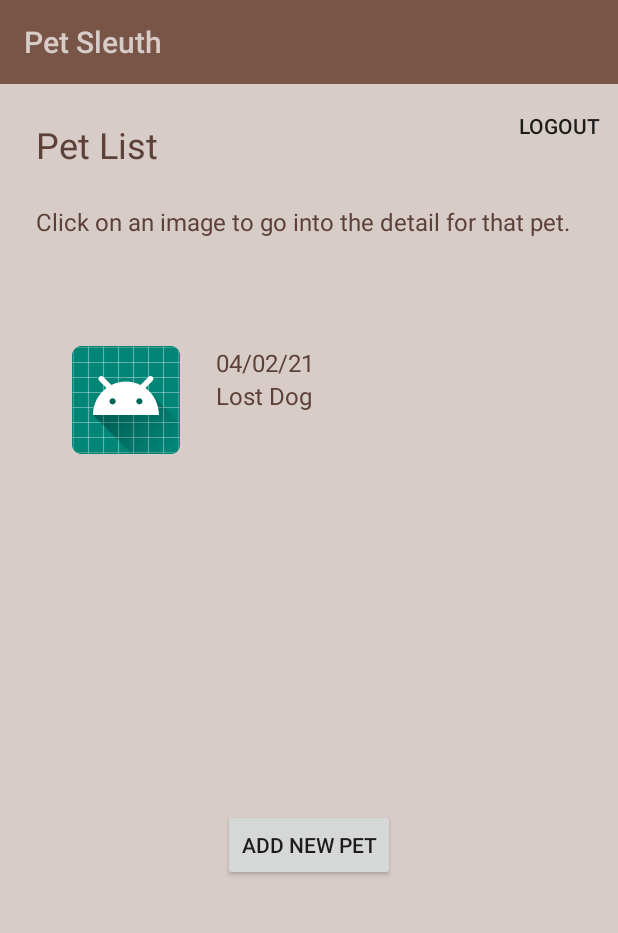
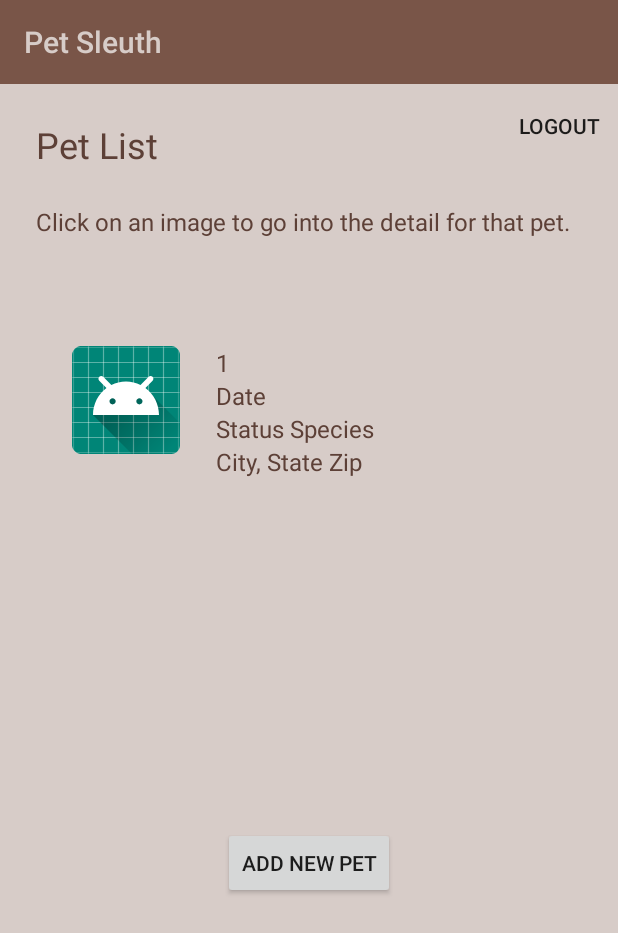
Before and after one commit to SharonGriffith/PetSleuth, an Android app: the InstructionsFragment screen opened through its navigation route, after a tap on "PET LIST", on a phone screen of 412 x 824 dp. Shown: the top 933 px of the screen. Run offline under Robolectric (Android 15) with nearby library versions, the phone set to English and light mode, and no system bars; our stand-ins replace Timber, data binding.

Commit message:
recyclerview

```diff
--- a/app/build.gradle
+++ b/app/build.gradle
@@ -42,6 +42,8 @@ dependencies {
     implementation 'androidx.constraintlayout:constraintlayout:2.0.0-rc1'
     implementation 'androidx.lifecycle:lifecycle-extensions:2.2.0'
     implementation 'com.jakewharton.timber:timber:4.7.1'
+    implementation 'androidx.legacy:legacy-support-v4:1.0.0'
+    implementation 'androidx.recyclerview:recyclerview:1.1.0'
     testImplementation 'junit:junit:4.12'
     androidTestImplementation 'androidx.test.ext:junit:1.1.1'
     androidTestImplementation 'androidx.test.espresso:espresso-core:3.2.0'
--- a/app/src/main/java/com/sharonahamon/petsleuth/ListFragment.kt
+++ b/app/src/main/java/com/sharonahamon/petsleuth/ListFragment.kt
@@ -11,6 +11,9 @@ import androidx.fragment.app.Fragment
 import androidx.lifecycle.ViewModelProvider
 import androidx.navigation.Navigation
 import androidx.navigation.findNavController
+import androidx.recyclerview.widget.GridLayoutManager
+import androidx.recyclerview.widget.LinearLayoutManager
+import androidx.recyclerview.widget.RecyclerView
 import com.sharonahamon.petsleuth.databinding.ListFragmentBinding
 import timber.log.Timber
 
--- a/app/src/main/java/com/sharonahamon/petsleuth/PetSleuthViewModel.kt
+++ b/app/src/main/java/com/sharonahamon/petsleuth/PetSleuthViewModel.kt
@@ -19,7 +19,7 @@ class PetSleuthViewModel : ViewModel() {
             _pet = value as MutableLiveData<Pet>
         }
 
-    var petList: MutableList<LiveData<Pet>>? = mutableListOf()
+    var petList: MutableList<LiveData<Pet>> = mutableListOf()
 
     init {
         Timber.i("ViewModel created")
@@ -241,9 +241,6 @@ class PetSleuthViewModel : ViewModel() {
         pet.value?.petLastSeenLocation?.value?.state ?: MutableLiveData("")
         pet.value?.petLastSeenLocation?.value?.zip ?: MutableLiveData("")
 
-        // clear the dummy data out of the view model
-        petList = null
-
         Timber.i("called ViewModel logout()")
     }
 }
--- a/app/src/main/java/com/sharonahamon/petsleuth/ScrollingListFragment.kt
+++ b/app/src/main/java/com/sharonahamon/petsleuth/ScrollingListFragment.kt
@@ -6,23 +6,20 @@ import android.util.AttributeSet
 import android.view.LayoutInflater
 import android.view.View
 import android.view.ViewGroup
-import androidx.databinding.DataBindingUtil
 import androidx.fragment.app.Fragment
 import androidx.lifecycle.ViewModelProvider
-import androidx.navigation.Navigation
-import com.sharonahamon.petsleuth.databinding.ScrollingListFragmentBinding
+import androidx.recyclerview.widget.LinearLayoutManager
+import androidx.recyclerview.widget.RecyclerView
 import timber.log.Timber
 
 class ScrollingListFragment : Fragment() {
 
     private lateinit var viewModel: PetSleuthViewModel
 
-    private lateinit var binding: ScrollingListFragmentBinding
-
     override fun onCreateView(
         inflater: LayoutInflater, container: ViewGroup?,
         savedInstanceState: Bundle?
-    ): View {
+    ): View? {
         Timber.i("called OnCreateView")
 
         // get the existing instance of the viewModel instead of creating a new one
@@ -31,12 +28,19 @@ class ScrollingListFragment : Fragment() {
         viewModel = ViewModelProvider(requireActivity()).get(PetSleuthViewModel::class.java)
         Timber.i("called ViewModelProvider")
 
-        binding = DataBindingUtil.inflate(inflater, R.layout.scrolling_list_fragment, container, false)
+        val view = inflater.inflate(R.layout.scrolling_list_fragment, container, false)
 
-        binding.petSleuthViewModel = viewModel
-        binding.lifecycleOwner = this
+        // Set the adapter
+        if (view is RecyclerView) {
+            with(view) {
+                layoutManager = LinearLayoutManager(context)
 
-        return binding.root
+                //adapter = MyDemoRecyclerViewAdapter(DummyContent.ITEMS)
+                adapter = ScrollingListViewAdapter(viewModel.petList)
+            }
+        }
+
+        return view
     }
 
     override fun onDestroyView() {
--- /dev/null
+++ b/app/src/main/java/com/sharonahamon/petsleuth/ScrollingListViewAdapter.kt
@@ -0,0 +1,31 @@
+package com.sharonahamon.petsleuth
+
+import android.view.LayoutInflater
+import android.view.View
+import android.view.ViewGroup
+import android.widget.TextView
+import androidx.lifecycle.LiveData
+import androidx.recyclerview.widget.RecyclerView
+import com.sharonahamon.petsleuth.models.Pet
+
+class ScrollingListViewAdapter(
+    private val values: MutableList<LiveData<Pet>>
+) : RecyclerView.Adapter<ScrollingListViewAdapter.ViewHolder>() {
+
+    override fun onCreateViewHolder(parent: ViewGroup, viewType: Int): ViewHolder {
+        val view = LayoutInflater.from(parent.context)
+            .inflate(R.layout.pet_card_fragment, parent, false)
+        return ViewHolder(view)
+    }
+
+    override fun onBindViewHolder(holder: ViewHolder, position: Int) {
+        val item = values[position]
+        holder.idView.text = item.value?.petId?.value.toString()
+    }
+
+    override fun getItemCount(): Int = values.size
+
+    inner class ViewHolder(view: View) : RecyclerView.ViewHolder(view) {
+        val idView: TextView = view.findViewById(R.id.item_number)
+    }
+}
--- a/app/src/main/res/layout/pet_card_fragment.xml
+++ b/app/src/main/res/layout/pet_card_fragment.xml
@@ -45,8 +45,19 @@
                 <LinearLayout
                     android:id="@+id/list_item_text_container"
                     android:layout_width="match_parent"
-                    android:layout_height="match_parent"
+                    android:layout_height="@dimen/layout_margin96"
                     android:orientation="vertical">
+
+                    <TextView
+                        android:id="@+id/item_number"
+                        android:layout_width="wrap_content"
+                        android:layout_height="wrap_content"
+                        android:layout_marginStart="@dimen/layout_margin24"
+                        android:layout_marginEnd="@dimen/layout_margin24"
+                        android:gravity="start"
+                        android:text="Pet ID"
+                        android:textColor="@color/colorPrimaryText"
+                        android:textSize="@dimen/text_size_normal" />
 
                     <TextView
                         android:id="@+id/list_item_date_value"
@@ -55,7 +66,7 @@
                         android:layout_marginStart="@dimen/layout_margin24"
                         android:layout_marginEnd="@dimen/layout_margin24"
                         android:gravity="start"
-                        android:text="@{petSleuthViewModel.pet.petLastSeenLocation.lastSeenDate.toString()}"
+                        android:text="Date"
                         android:textColor="@color/colorPrimaryText"
                         android:textSize="@dimen/text_size_normal" />
 
@@ -71,7 +82,7 @@
                             android:layout_height="wrap_content"
                             android:layout_marginStart="@dimen/layout_margin24"
                             android:gravity="start"
-                            android:text="@{petSleuthViewModel.pet.petSummary.status.toString()}"
+                            android:text="Status"
                             android:textColor="@color/colorPrimaryText"
                             android:textSize="@dimen/text_size_normal" />
 
@@ -82,7 +93,7 @@
                             android:layout_gravity="start"
                             android:layout_marginLeft="@dimen/layout_margin4"
                             android:gravity="start"
-                            android:text="@{petSleuthViewModel.pet.petSummary.species.toString()}"
+                            android:text="Species"
                             android:textColor="@color/colorPrimaryText"
                             android:textSize="@dimen/text_size_normal" />
 
@@ -94,7 +105,7 @@
                         android:layout_height="wrap_content"
                         android:layout_marginStart="@dimen/layout_margin24"
                         android:gravity="start"
-                        android:text="@{petSleuthViewModel.pet.petLastSeenLocation.city.toString() + ' ' + petSleuthViewModel.pet.petLastSeenLocation.state.toString() + ' ' + petSleuthViewModel.pet.petLastSeenLocation.zip.toString()}"
+                        android:text="City, State Zip"
                         android:textColor="@color/colorPrimaryText"
                         android:textSize="@dimen/text_size_normal" />
 
--- a/app/src/main/res/layout/scrolling_list_fragment.xml
+++ b/app/src/main/res/layout/scrolling_list_fragment.xml
@@ -10,26 +10,13 @@
             type="com.sharonahamon.petsleuth.PetSleuthViewModel" />
     </data>
 
-    <FrameLayout
+    <!-- vertical scrolling card list -->
+    <androidx.recyclerview.widget.RecyclerView
+        android:id="@+id/list_item_scrolling_container"
         android:layout_width="match_parent"
         android:layout_height="match_parent"
-        tools:context=".ScrollingListFragment">
-
-        <!-- vertical scrolling card list -->
-        <LinearLayout
-            android:id="@+id/list_item_scrolling_container"
-            android:layout_width="match_parent"
-            android:layout_height="wrap_content"
-            android:orientation="vertical"
-            app:layout_constraintTop_toBottomOf="@+id/list_instructions">
-
-            <androidx.fragment.app.FragmentContainerView
-                android:id="@+id/fragment"
-                android:name="com.sharonahamon.petsleuth.PetCardFragment"
-                android:layout_width="match_parent"
-                android:layout_height="wrap_content" />
-        </LinearLayout>
-
-    </FrameLayout>
+        app:layoutManager="LinearLayoutManager"
+        tools:context=".ScrollingListFragment"
+        tools:listitem="@layout/pet_card_fragment" />
 
 </layout>
```
